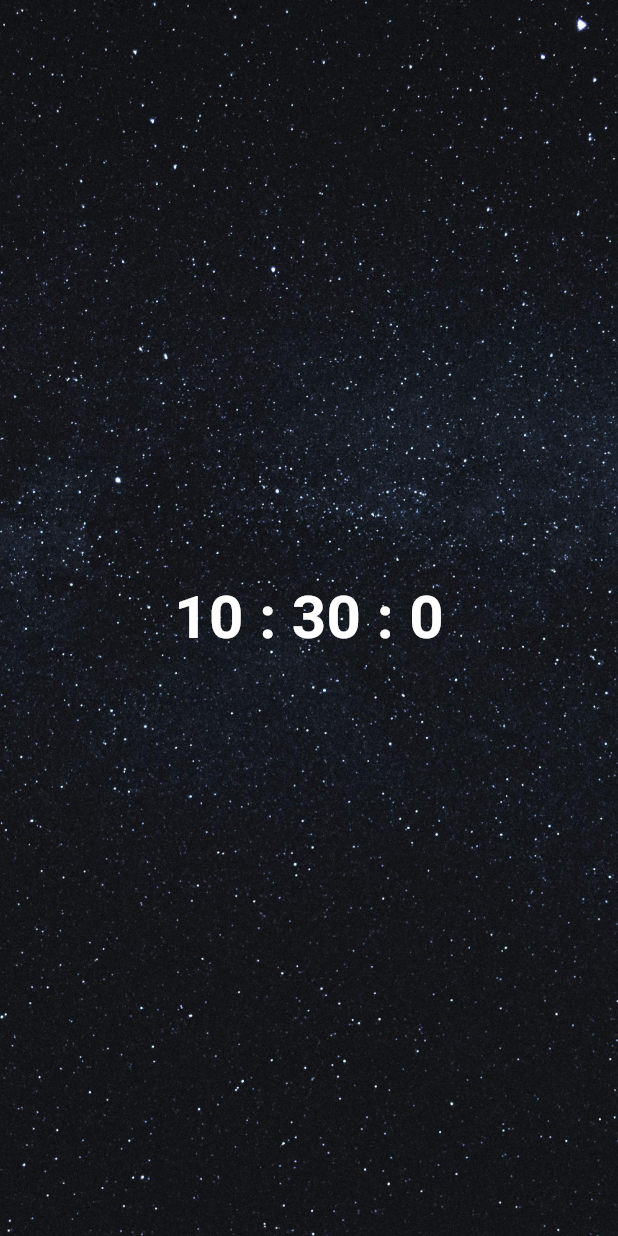
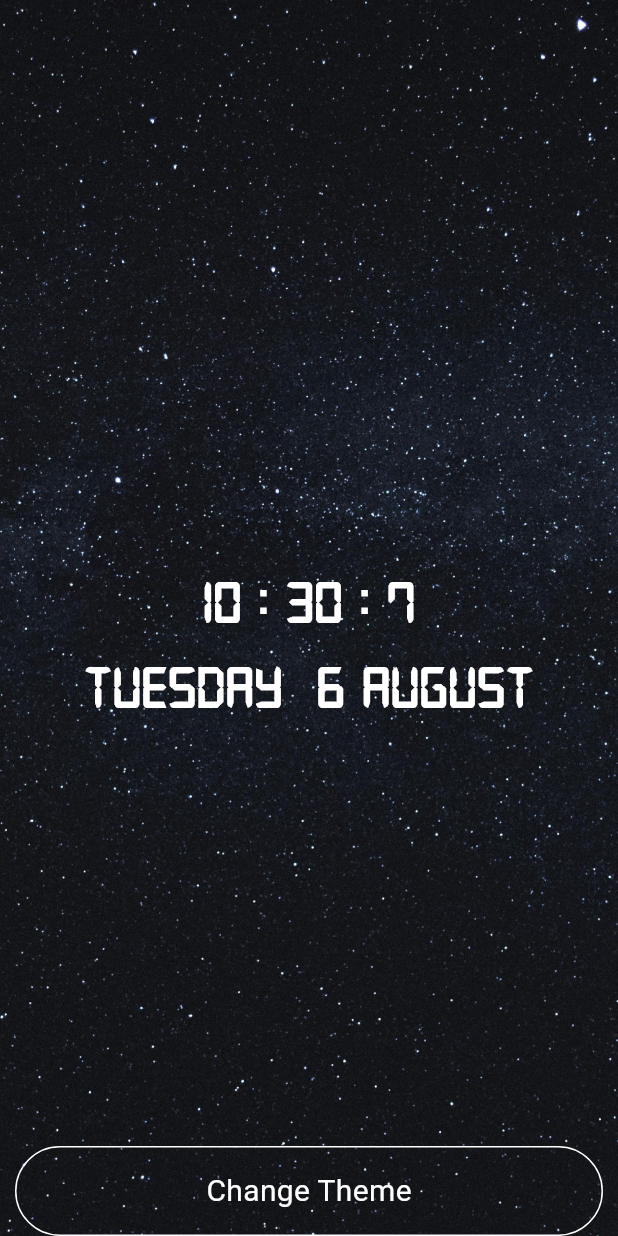
Before and after one commit to Avesh6754/clock_app_task, a Flutter app: the screen it shows after launch, on a phone screen of 412 x 824 dp. Run offline on Flutter 3.47's test engine with Material 3 defaults, Android fonts, the phone set to English and light mode, and no system bars.

Commit message:
06-08-2024

```diff
--- a/lib/screens/digital_clock.dart
+++ b/lib/screens/digital_clock.dart
@@ -12,34 +12,122 @@ class DigitalClock extends StatefulWidget {
 class _DigitalClockState extends State<DigitalClock> {
   @override
   Widget build(BuildContext context) {
-    DateTime future= DateTime.now();
-    Timer.periodic(Duration(seconds: 1), (timer) {
-      future=DateTime.now();
-    },);
+    DateTime future = DateTime.now();
+    Timer.periodic(
+      Duration(seconds: 1),
+      (timer) {
+        setState(() {
+          future = DateTime.now();
+        });
+      },
+    );
     return Scaffold(
       body: Container(
         height: double.infinity,
         width: double.infinity,
         decoration: BoxDecoration(
             image: DecorationImage(
-            image: AssetImage('assets/image/bg.jpg'),
-            fit:
-              BoxFit.cover
-          )
-        ),
-        child: Column(
-
+                image: AssetImage(image[index]), fit: BoxFit.cover)),
+        child: Stack(
+          children:[ Column(
             mainAxisAlignment: MainAxisAlignment.center,
             children: [
+              SizedBox(height: 25,),
               Row(
                 mainAxisAlignment: MainAxisAlignment.center,
                 children: [
-                Text("${future.hour} : ${future.minute} : ${future.second}",style: TextStyle(fontSize: 40,fontWeight: FontWeight.bold,color: Colors.white),)
-              ],
+                  Text(
+                    "${(future.hour) > 12 ? (future.hour % 12).toString().padLeft(2, '0') : (future.hour).toString().padLeft(2, '0')} : ${future.minute} : ${future.second}",
+                    style: TextStyle(
+                        fontSize: 40,
+                        fontWeight: FontWeight.bold,
+                        color: Colors.white,
+                        fontFamily: 'Digital'),
                   )
                 ],
               ),
+              Row(
+                mainAxisAlignment: MainAxisAlignment.center,
+                children: [
+                  Text(
+                      '${days[future.weekday - 1]}  ${future.day} ${month[future.month - 1]}',
+                      style: TextStyle(
+                          fontSize: 40,
+                          fontWeight: FontWeight.bold,
+                          color: Colors.white,
+                          fontFamily: 'Digital'))
+                ],
               ),
+
+            ],
+          ),
+            Align(
+              alignment: Alignment.bottomCenter,
+              child: GestureDetector(
+                onTap: () {
+                  setState(() {
+                    if (index == 2) {
+                      index = 0;
+                    } else {
+                      index++;
+                    }
+                  });
+                },
+                child: Container(
+                  height: 60,
+                  width: double.infinity,
+                  alignment: Alignment.center,
+                  margin: const EdgeInsets.only(left: 10, right: 10),
+                  decoration: BoxDecoration(
+                    border: Border.all(color: Colors.white),
+                    borderRadius: BorderRadius.circular(30),
+                  ),
+                  child: const Text(
+                    'Change Theme',
+                    style: TextStyle(color: Colors.white, fontSize: 20),
+                  ),
+                ),
+              ),
+            ),
+        ]
+        ),
+      ),
+
     );
   }
 }
+
+List days = [
+  'Monday',
+  'Tuesday',
+  'Wednesday',
+  'Thursday',
+  'Friday',
+  'Saturday',
+  'Sunday',
+];
+List month = [
+  'January',
+  'February',
+  'March',
+  'April',
+  'May',
+  'June',
+  'July',
+  'August',
+  'September',
+  'October',
+  'November',
+  'December',
+];
+var index=0;
+
+List image=[
+  'assets/image/bg.jpg',
+
+  'assets/image/bg2.jpg',
+  'assets/image/images.jpg',
+  'assets/image/images (1).jpg',
+  'assets/image/images (2).jpg'
+
+];
```
Lines whose indentation alone changed are shown as unchanged.
